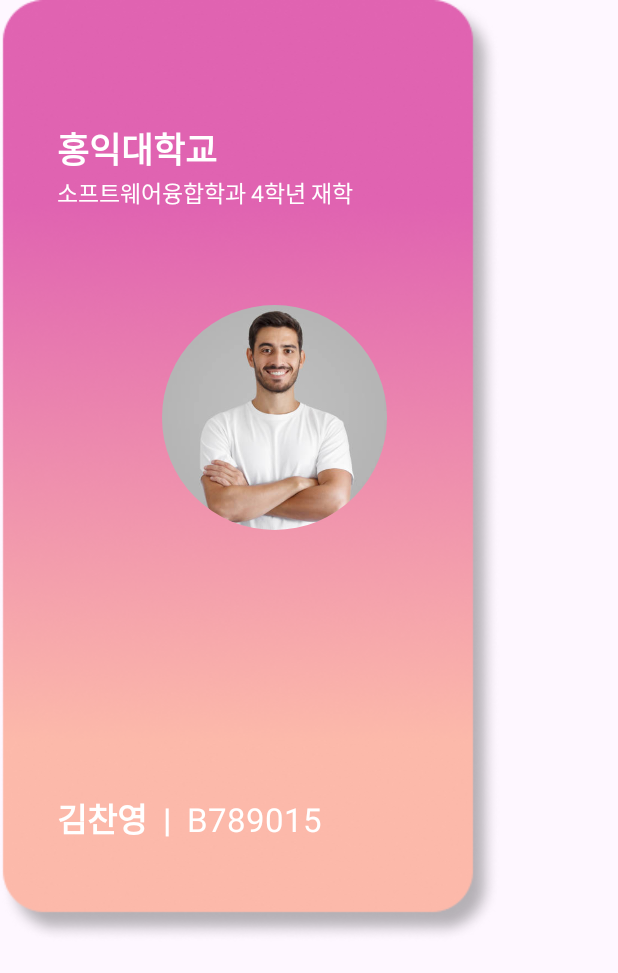
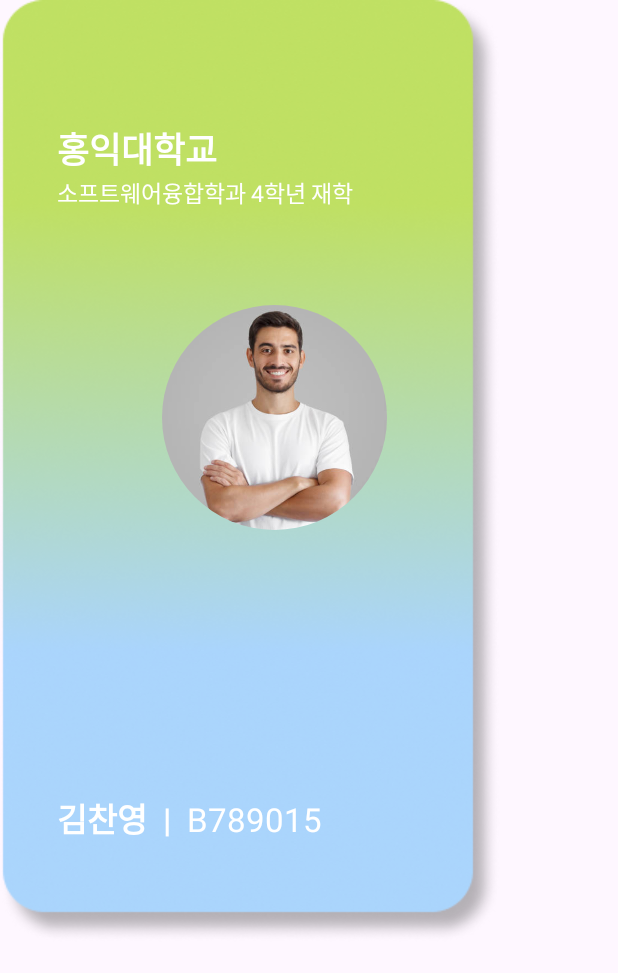
Before and after one commit to YouDaYeon/CapstoneDesign, an Android app: the layout activity_channel_host_card_view.xml on its own in the app's theme, with its tools: preview values and no code run, on a phone screen of 412 x 824 dp. Shown: the top 973 px of the screen. Run offline under Robolectric (Android 15) with nearby library versions, the phone set to English and light mode, and no system bars.

Commit message:
채널장명함색상

```diff
--- a/app/src/main/res/layout/activity_channel_host_card_view.xml
+++ b/app/src/main/res/layout/activity_channel_host_card_view.xml
@@ -12,7 +12,7 @@
         android:layout_width="333dp"
         android:layout_height="628dp"
         android:layout_centerInParent="true"
-        android:src="@drawable/pink_orange"
+        android:src="@drawable/green_skyblue"
         android:visibility="visible" />
     <ImageView
         android:id="@+id/imageView2"
@@ -28,7 +28,7 @@
         android:layout_height="628dp"
         android:layout_centerHorizontal="true"
         android:layout_centerVertical="true"
-        android:src="@drawable/green_skyblue"
+        android:src="@drawable/blue_purple"
         android:visibility="invisible" />
     <LinearLayout
         android:layout_width="wrap_content"
```
